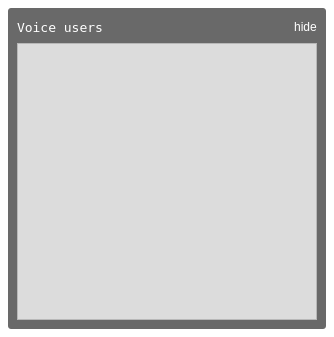
The window that UiModule/ui/VoiceUsers.ui (realXtend/tundra) describes before a commit, drawn with Qt 5.
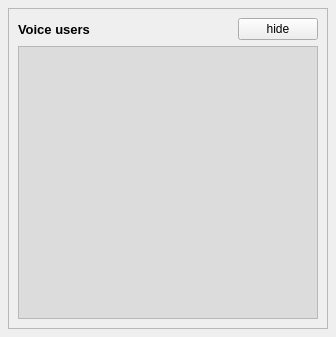
The same window after the commit.

What changed in the file:
```diff
--- a/UiModule/ui/VoiceUsers.ui
+++ b/UiModule/ui/VoiceUsers.ui
@@ -26,28 +26,7 @@
    <string>Form</string>
   </property>
   <property name="styleSheet">
-   <string notr="true">#VoiceUsersWidget
-{
-background-color: rgba(0,0,0,0);
-}
-#titleLabel
-{
-color: rgb(255,255,255);
-}
-#hideButton
-{
-color: rgb(255,255,255);
-background-color: rgba(0,0,0,0);
-border: 0 px;
-}
-/*#hideButton:hover {color: rgb(255,185,110);}*/
-#hideButton:pressed {color: rgb(100,100,100);}
-#frame
-{
-background-color: rgba(0,0,0,150);
-border: 1 px solid rgba(200,200,200,150);
-border-radius: 3px;
-}</string>
+   <string notr="true"/>
   </property>
   <layout class="QVBoxLayout" name="verticalLayout">
    <property name="margin">
@@ -68,8 +47,10 @@
          <widget class="QLabel" name="titleLabel">
           <property name="font">
            <font>
-            <family>Fixedsys</family>
+            <family>MS Shell Dlg 2</family>
             <pointsize>10</pointsize>
+            <weight>75</weight>
+            <bold>true</bold>
            </font>
           </property>
           <property name="text">
@@ -122,7 +103,7 @@
            <x>0</x>
            <y>0</y>
            <width>298</width>
-           <height>273</height>
+           <height>268</height>
           </rect>
          </property>
          <property name="styleSheet">
```
